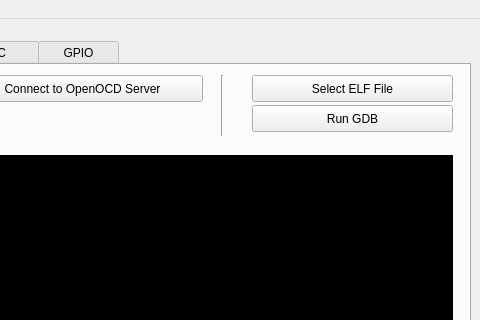
This is UI/badge.ui in attify/attify-badge as Qt 5 draws it before an edit; both pictures show x 310 to 790 and y 0 to 320 of the 790 by 588 pixel window. The edited form follows.
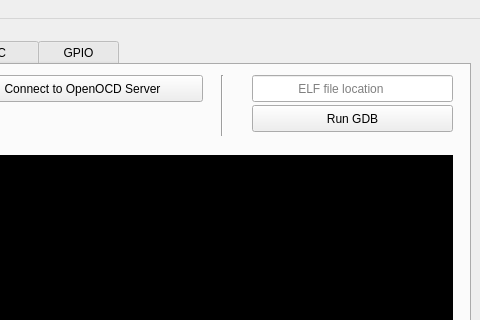
This is the edited form. The open tabs and pages were chosen to show the change.

Diff of the .ui file:
```diff
--- a/UI/badge.ui
+++ b/UI/badge.ui
@@ -1618,19 +1618,6 @@
        <bool>true</bool>
       </property>
      </widget>
-     <widget class="QPushButton" name="pushButton_JtagSelectElf">
-      <property name="geometry">
-       <rect>
-        <x>550</x>
-        <y>10</y>
-        <width>201</width>
-        <height>27</height>
-       </rect>
-      </property>
-      <property name="text">
-       <string>Select ELF File</string>
-      </property>
-     </widget>
      <widget class="QPushButton" name="pushButton_JtagRunGdb">
       <property name="geometry">
        <rect>
@@ -1673,6 +1660,19 @@
        <enum>Qt::Vertical</enum>
       </property>
      </widget>
+     <widget class="QLineEdit" name="lineEdit_JtagElfPath">
+      <property name="geometry">
+       <rect>
+        <x>550</x>
+        <y>10</y>
+        <width>201</width>
+        <height>27</height>
+       </rect>
+      </property>
+      <property name="placeholderText">
+       <string>             ELF file location</string>
+      </property>
+     </widget>
     </widget>
     <widget class="QWidget" name="tab_I2c">
      <attribute name="title">
```
